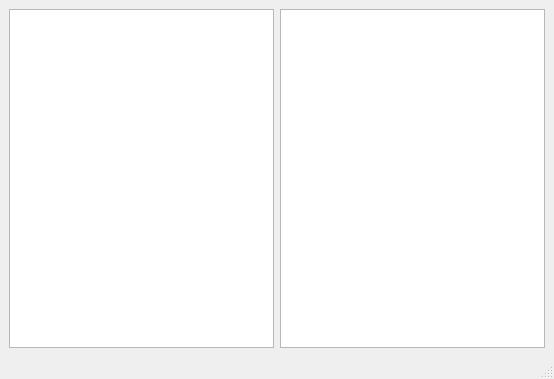
Before: the Qt Designer form src/plugin/opencc-demo-plugin/ndd_plugin_implement.ui in x2009again/notepad--, drawn with Qt 5.
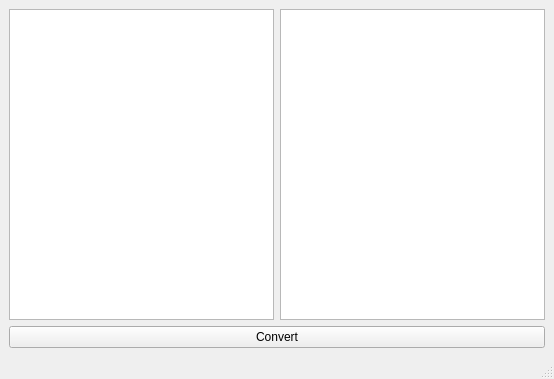
After: the same form once the commit is applied.

Commit message: cmake-plugin: 处理在 Windows 中简转繁无法使用多线程实时转换问题

What changed in the file:
```diff
--- a/src/plugin/opencc-demo-plugin/ndd_plugin_implement.ui
+++ b/src/plugin/opencc-demo-plugin/ndd_plugin_implement.ui
@@ -14,12 +14,23 @@
    <string>简繁转换面板 - Demo</string>
   </property>
   <widget class="QWidget" name="centralwidget">
-   <layout class="QHBoxLayout" name="horizontalLayout">
+   <layout class="QVBoxLayout" name="verticalLayout">
     <item>
-     <widget class="QTextEdit" name="textEdit"/>
+     <layout class="QHBoxLayout" name="horizontalLayout_2">
+      <item>
+       <widget class="QTextBrowser" name="textBrowser"/>
+      </item>
+      <item>
+       <widget class="QTextEdit" name="textEdit"/>
+      </item>
+     </layout>
     </item>
     <item>
-     <widget class="QTextBrowser" name="textBrowser"/>
+     <widget class="QPushButton" name="pushButton">
+      <property name="text">
+       <string>Convert</string>
+      </property>
+     </widget>
     </item>
    </layout>
   </widget>
```
Left out of the diff: 2 changed lines with no effect on the pictures. The commit also changes 1 other file.
